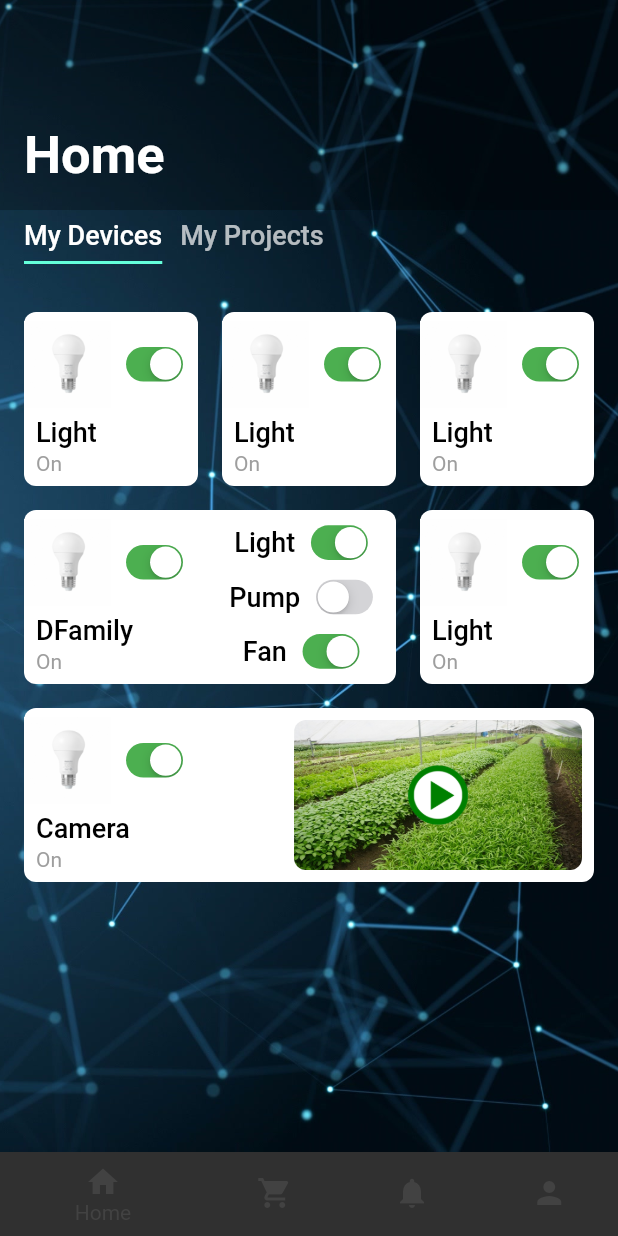
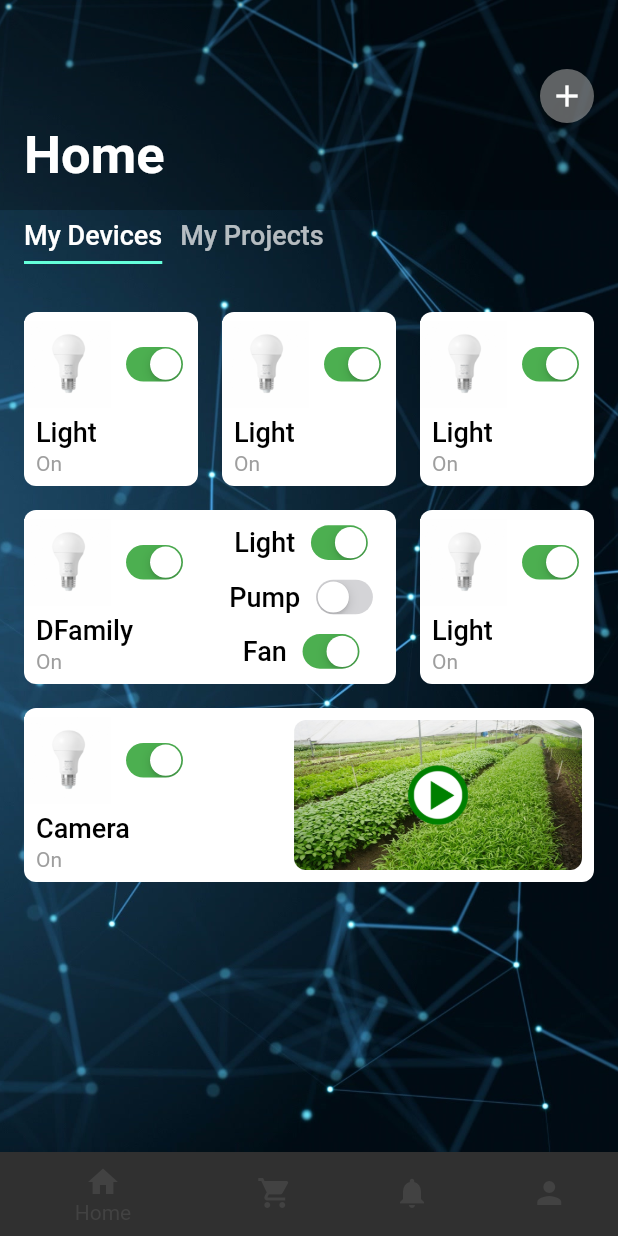
Before and after one commit to hien798/demeter, a Flutter app: the screen it shows after launch, on a phone screen of 412 x 824 dp. Run offline on Flutter 3.47's test engine with Material 2 defaults, Android fonts, the light colour scheme and no system bars.

Commit message:
add my project

```diff
--- a/lib/view/home/dash.dart
+++ b/lib/view/home/dash.dart
@@ -36,6 +36,9 @@ class _DashboardState extends State<Dashboard> with TickerProviderStateMixin {
               ),
               child: Column(
                 children: <Widget>[
+                  Stack(
+                    alignment: Alignment.topRight,
+                    children: <Widget>[
                       Container(
                         width: double.infinity,
                         height: 140,
@@ -46,6 +49,20 @@ class _DashboardState extends State<Dashboard> with TickerProviderStateMixin {
                           controller: _tabController,
                           titles: tabs.map((data) => data.title).toList(),
                         ),
+                      ),
+                      Positioned(
+                        top: 36,
+                        right: 16,
+                        child: Container(
+                          width: 36,
+                          child: FloatingActionButton(
+                            onPressed: () {},
+                            child: Icon(Icons.add, color: Colors.white),
+                            backgroundColor: Colors.grey.withOpacity(0.6),
+                          ),
+                        ),
+                      ),
+                    ],
                   ),
                   Expanded(
                     child: Container(
--- a/lib/view/home/home.dart
+++ b/lib/view/home/home.dart
@@ -1,5 +1,6 @@
 import 'package:flutter/material.dart';
 import 'package:my_home/view/home/my_devices.dart';
+import 'package:my_home/view/home/my_project.dart';
 
 class HomePage extends StatefulWidget {
   @override
@@ -53,7 +54,7 @@ class _HomePageState extends State<HomePage> with TickerProviderStateMixin, Auto
             controller: _tabController,
             children: <Widget>[
               MyDevice(),
-              Text('My Projects'),
+              MyProject(),
             ],
           ),
         ),
--- a/lib/view/home/my_devices.dart
+++ b/lib/view/home/my_devices.dart
@@ -6,9 +6,14 @@ class MyDevice extends StatefulWidget {
   _MyDeviceState createState() => _MyDeviceState();
 }
 
-class _MyDeviceState extends State<MyDevice> {
+class _MyDeviceState extends State<MyDevice> with AutomaticKeepAliveClientMixin {
+
+  @override
+  bool get wantKeepAlive => true;
+
   @override
   Widget build(BuildContext context) {
+    super.build(context);
     return Container(
       child: _buildDevices(),
     );
--- a/pubspec.yaml
+++ b/pubspec.yaml
@@ -10,6 +10,7 @@ dependencies:
   flutter:
     sdk: flutter
   cupertino_icons: ^0.1.2
+  percent_indicator: ^2.1.1+1
 
 dev_dependencies:
   flutter_test:
```
Lines whose indentation alone changed are shown as unchanged.
